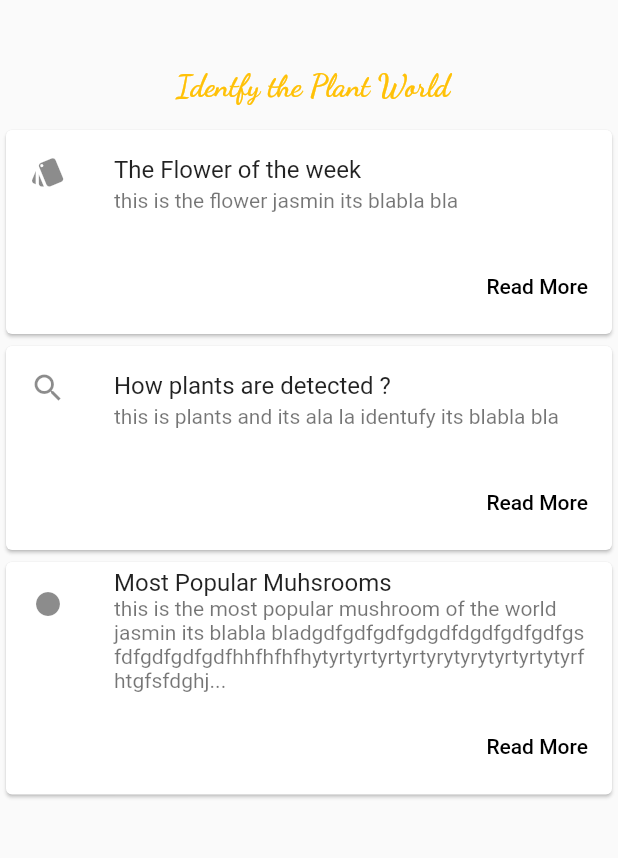
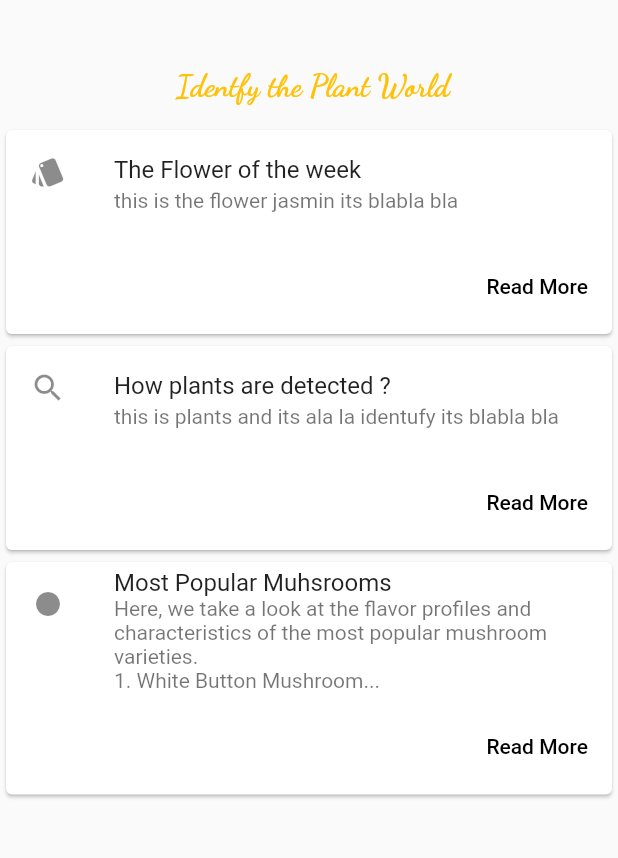
Before and after one commit to akrammustafa/PicsPlant, a Flutter app: the HomePage widget shown alone on an empty page, opened directly, on a phone screen of 412 x 824 dp, the part 215-1073 px from its top. Run offline on Flutter 3.47's test engine with Material 2 defaults, Android fonts, the light colour scheme and no system bars; our stand-ins replace google_fonts, image_picker, universal_io.

Commit message:
popular mushrooms added to popularmushrooms

```diff
--- a/lib/pages/home_page.dart
+++ b/lib/pages/home_page.dart
@@ -142,7 +142,7 @@ class _HomeState extends State<HomePage> {
               const ListTile(
                 leading: Icon(Icons.fiber_manual_record),
                 title: Text('Most Popular Muhsrooms '),
-                subtitle: Text('this is the most popular mushroom of the world jasmin its blabla bladgdfgdfgdfgdgdfdgdfgdfgdfgsfdfgdfgdfgdfhhfhfhfhytyrtyrtyrtyrtyrytyrytyrtyrtytyrfhtgfsfdghj...'),
+                subtitle: Text('Here, we take a look at the flavor profiles and characteristics of the most popular mushroom varieties.\n1. White Button Mushroom...'),
               ),
               ButtonBar(
                 children: <Widget>[
--- a/lib/pages/popularmushroom.dart
+++ b/lib/pages/popularmushroom.dart
@@ -6,7 +6,7 @@ class Mostpopularmushroom extends StatelessWidget {
   @override
   Widget build(BuildContext context) {
     return Material(
-        child:Column(children: <Widget>[
+        child:ListView(children: <Widget>[
           Container(
             child: Align(alignment:Alignment(-1, 0),child:
             RaisedButton(onPressed:(){Navigator.pop(
@@ -14,7 +14,43 @@ class Mostpopularmushroom extends StatelessWidget {
               MaterialPageRoute(builder: (context) => HomePage()),
             );},child: Icon(Icons.arrow_back)),),
 
-          )
+          ),
+          Container(child:
+          Center(
+            child: Text(
+            "10 Types of Popular Mushrooms\n",
+            style: TextStyle(fontSize: 20.0),
+            ),
+          ),),
+          Container(
+            child: Align(alignment: Alignment(-1, 0),child: Text("1. White Button Mushroom :"),)
+          ),
+          Container(child: Image.asset('assets/mostpopular/button-mushroom.jpg',height: 150,width: 200,),),
+          Container(child: Align(alignment: Alignment(-1, 0),child: Text("Alternate names: able mushroom, cultivated mushroom, button, champignon (de Paris)"),) ,),
+          Container(child: Align(alignment: Alignment(-1, 0),child: Text("Characteristics: The most common and mildest-tasting mushroom around. Ninety percent of the mushrooms we eat are this variety. Less intensely flavored than many of its more exotic kin, it can be eaten either raw or cooked, and works well in soups and salads, and on pizzas.\n"),) ,),
+          Container(
+              child: Align(alignment: Alignment(-1, 0),child: Text("2. Crimino Mushroom (Crimini, pl.) :"),)
+          ),
+          Container(child: Image.asset('assets/mostpopular/cremini-mushrooms.jpg',height: 150,width: 200,),),
+          Container(child: Align(alignment: Alignment(-1, 0),child: Text("Alternate names: Cremini, baby bellas, golden Italian mushrooms, Roman, classic brown, Italian brown, brown mushrooms"),) ,),
+          Container(child: Align(alignment: Alignment(-1, 0),child: Text("Characteristics: A crimino is a young portobello. Although the crimino is darker, firmer and more flavorful than its cousin the white button mushroom, the two can be used interchangeably.\n"),)),
+          Container(
+              child: Align(alignment: Alignment(-1, 0),child: Text("3. Portabello Mushroom"),)),
+          Container(child: Image.asset('assets/mostpopular/portobello-mushrooms.jpg',height: 150,width: 200,),),
+          Container(child: Align(alignment: Alignment(-1, 0),child: Text("Alternate Names: Portobella, field mushroom, open cap mushroom"),) ,),
+          Container(child: Align(alignment: Alignment(-1, 0),child: Text("Characteristics: Common in Italian cooking, dense, rich portobellos lend depth to sauces and pastas and make a great meat substitute. When portabellos are young and small, they're called criminis. If you want a bun-substitute, you can even use the mushroom's flat cap. Mushrooms of this variety are as wide as the palm of your hand, and their meaty texture stands up to grilling and stuffing.\n"),)),
+          Container(
+              child: Align(alignment: Alignment(-1, 0),child: Text("4. Shiitake Mushroom"),)
+          ),
+          Container(child: Image.asset('assets/mostpopular/shiitake-mushrooms.jpg',height: 150,width: 200,),),
+          Container(child: Align(alignment: Alignment(-1, 0),child: Text("Alternate names: able mushroom, cultivated mushroom, button, champignon (de Paris)"),) ,),
+          Container(child: Align(alignment: Alignment(-1, 0),child: Text("Alternate Names: Shitake, black forest, black winter, brown oak, Chinese black, black mushroom, oriental black, forest mushroom, golden oak, Donko.\n"),)),
+          Container(
+              child: Align(alignment: Alignment(-1, 0),child: Text("5. Maitake Mushroom"),)
+          ),
+          Container(child: Image.asset('assets/mostpopular/maitake-mushrooms.jpg',height: 150,width: 200,),),
+          Container(child: Align(alignment: Alignment(-1, 0),child: Text("Alternate Names: Hen of the Wood, sheepshead mushroom, ram's head, kumotake, dancing mushroom"),)),
+          Container(child: Align(alignment: Alignment(-1, 0),child: Text("Characteristics: From afar, this mushroom can look like a head of cabbage. Cultivated, as well as found in the woods, these mushrooms are often sold in clusters with their soft, feathery caps overlapping. This mushroom has an earthy aroma and a gamy flavor, and is native to both the northwestern United States and Japan. They grow wild east of the Mississippi River in August and September.\n"),)),
         ],)
     );
   }
--- a/pubspec.yaml
+++ b/pubspec.yaml
@@ -45,3 +45,4 @@ flutter:
     - assets/files/
     - assets/logo.PNG
     - assets/logo_2.png
+    - assets/mostpopular/
```
Also changed, not shown: assets/mostpopular/button-mushroom.jpg (added), assets/mostpopular/cremini-mushrooms.jpg (added), assets/mostpopular/maitake-mushrooms.jpg (added), assets/mostpopular/portobello-mushrooms.jpg (added), assets/mostpopular/shiitake-mushrooms.jpg (added).
